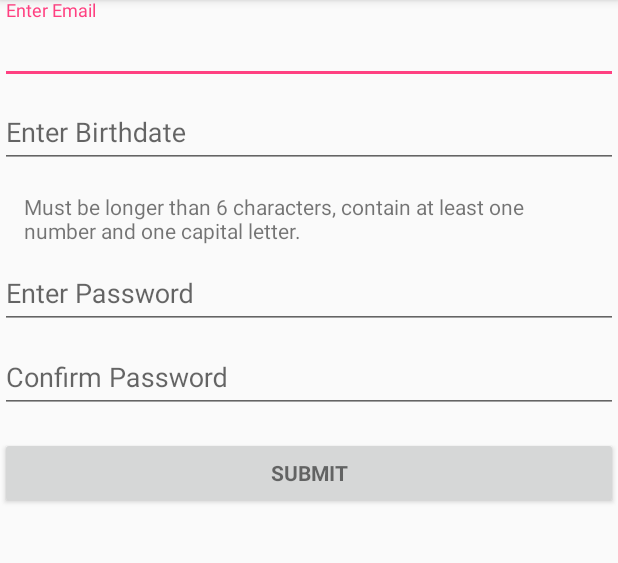
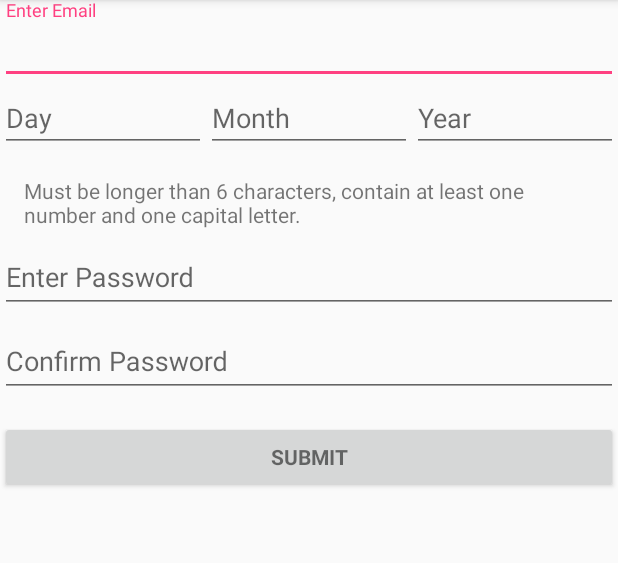
Before and after one commit to rithvikl/Project18, an Android app: the fragment EditProfileFragment shown on its own in the app's theme, on a phone screen of 412 x 824 dp, the part 84-647 px from its top. Run offline under Robolectric (Android 15) with nearby library versions, the phone set to English and light mode, and no system bars.

Commit message:
Updated the fields for registration.

```diff
--- a/app/src/main/java/tcss450/uw/edu/project18/Driver.java
+++ b/app/src/main/java/tcss450/uw/edu/project18/Driver.java
@@ -26,16 +26,17 @@ public class Driver {
     public void setCurrent(AppCompatActivity current) {
         this.current = current;
     }
-
+    //TODO put into main activity
     public void handleFragmentSwitch(int content, Fragment next) {
         FragmentManager sfm = current.getSupportFragmentManager();
         sfm.beginTransaction().replace(content, next).commit();
     }
-
-    public void handleActivitySwitch(int content, Class next) {
+    public void handleActivitySwitch(int content, Class next, Bundle args) {
         Intent intent = new Intent(current, next);
+        intent.putExtra("args", args);
+        current.startActivity(intent);
     }
-
+    //TODO don't do this, put in three inputs
     public void openDatePicker(View view) {
         //TODO this is a fragment(?) that should be layed over
         //the current activity
--- a/app/src/main/java/tcss450/uw/edu/project18/Profile.java
+++ b/app/src/main/java/tcss450/uw/edu/project18/Profile.java
@@ -7,7 +7,8 @@ import java.util.Date;
  */
 public class Profile {
     String username;
-    Date birthdate;
+    //TODO use the Flickr API for the gallery
+    //Gallery gallery;
     //TODO information about the user
 
     public Profile(String[] args) {
--- a/app/src/main/res/layout/fragment_edit_profile.xml
+++ b/app/src/main/res/layout/fragment_edit_profile.xml
@@ -21,20 +21,45 @@
     <!--Enter the birthdate. Use
         http://developer.android.com/reference/android/widget/DatePicker.html
         to enter the date.-->
-        <android.support.design.widget.TextInputLayout
-            android:layout_width="match_parent"
-            android:layout_height="wrap_content">
+    <LinearLayout
+        android:layout_width="match_parent"
+        android:layout_height="wrap_content"
+        android:orientation="horizontal">
             <EditText
-                android:id="@+id/profile_birthdate"
-                android:layout_width="match_parent"
-                android:layout_height="wrap_content"
-                android:hint="@string/profile_birthdate"
+                android:id="@+id/profile_month"
+                android:layout_width="0dp"
+                android:layout_height="match_parent"
+                android:layout_weight="1"
+                android:hint="@string/profile_day"
                 android:inputType="textPassword"
                 android:maxLines="1"
                 android:singleLine="true"
-                android:clickable="true"
-                android:onClick="openDatePicker"/>
-        </android.support.design.widget.TextInputLayout>
+                android:clickable="false"
+                />
+
+            <EditText
+                android:id="@+id/profile_day"
+                android:layout_width="0dp"
+                android:layout_height="match_parent"
+                android:layout_weight="1"
+                android:hint="@string/profile_month"
+                android:inputType="textPassword"
+                android:maxLines="1"
+                android:singleLine="true"
+                android:clickable="false"
+                />
+        <EditText
+            android:id="@+id/profile_year"
+            android:layout_width="0dp"
+            android:layout_height="match_parent"
+            android:layout_weight="1"
+            android:hint="@string/profile_year"
+            android:inputType="textPassword"
+            android:maxLines="1"
+            android:singleLine="true"
+            android:clickable="false"
+            />
+    </LinearLayout>
     <!--Entering the password.-->
     <TextView
         android:layout_width="match_parent"
--- a/app/src/main/res/values/strings.xml
+++ b/app/src/main/res/values/strings.xml
@@ -22,7 +22,9 @@
     <!-- TODO: Remove or change this placeholder text -->
     <string name="hello_blank_fragment">Hello blank fragment</string>
     <string name="profile_email">Enter Email</string>
-    <string name="profile_birthdate">Enter Birthdate</string>
+    <string name="profile_day">Day</string>
+    <string name="profile_month">Month</string>
+    <string name="profile_year">Year</string>
     <string name="profile_password">Enter Password</string>
     <string name="profile_rules">"Must be longer than 6 characters, contain at least one number and one capital letter."</string>
     <string name="profile_confirm">Confirm Password</string>
```
